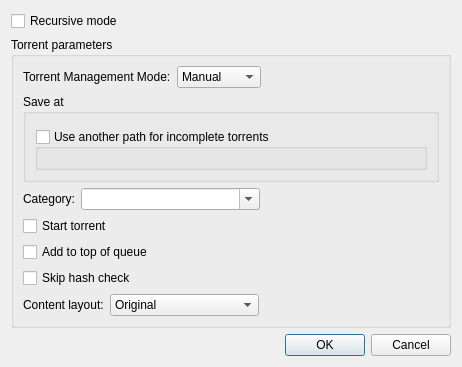
Above: src/gui/watchedfolderoptionsdialog.ui from SysAdminDoc/qBittorrent-Vanced before the change. Below: the same form after it.
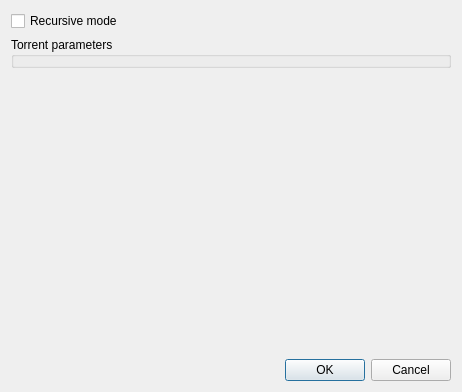
That is the form after the change. Custom widgets are drawn as their Qt base class.

Commit message: Revamp "Watched folder options" dialog

```diff
--- a/src/gui/watchedfolderoptionsdialog.ui
+++ b/src/gui/watchedfolderoptionsdialog.ui
@@ -7,7 +7,7 @@
     <x>0</x>
     <y>0</y>
     <width>462</width>
-    <height>364</height>
+    <height>392</height>
    </rect>
   </property>
   <property name="windowTitle">
@@ -42,267 +42,24 @@
     </layout>
    </item>
    <item>
-    <widget class="QSplitter" name="splitter">
-     <property name="orientation">
-      <enum>Qt::Horizontal</enum>
+    <widget class="QGroupBox" name="groupBoxParameters">
+     <property name="title">
+      <string>Torrent parameters</string>
      </property>
-     <property name="childrenCollapsible">
-      <bool>false</bool>
-     </property>
-     <widget class="QFrame" name="torrentoptionsFrame">
-      <layout class="QVBoxLayout" name="mainlayout_addui">
-       <property name="leftMargin">
-        <number>0</number>
-       </property>
-       <property name="topMargin">
-        <number>0</number>
-       </property>
-       <property name="rightMargin">
-        <number>0</number>
-       </property>
-       <property name="bottomMargin">
-        <number>0</number>
-       </property>
-       <item>
-        <widget class="QGroupBox" name="groupBoxParameters">
-         <property name="title">
-          <string>Torrent parameters</string>
-         </property>
-         <layout class="QVBoxLayout" name="verticalLayout_2">
-          <item>
-           <layout class="QHBoxLayout" name="managementLayout">
-            <item>
-             <widget class="QLabel" name="labelTorrentManagementMode">
-              <property name="text">
-               <string>Torrent Management Mode:</string>
-              </property>
-             </widget>
-            </item>
-            <item>
-             <widget class="QComboBox" name="comboTTM">
-              <property name="toolTip">
-               <string>Automatic mode means that various torrent properties(eg save path) will be decided by the associated category</string>
-              </property>
-              <item>
-               <property name="text">
-                <string>Manual</string>
-               </property>
-              </item>
-              <item>
-               <property name="text">
-                <string>Automatic</string>
-               </property>
-              </item>
-             </widget>
-            </item>
-            <item>
-             <spacer name="horizontalSpacer">
-              <property name="orientation">
-               <enum>Qt::Horizontal</enum>
-              </property>
-              <property name="sizeHint" stdset="0">
-               <size>
-                <width>20</width>
-                <height>20</height>
-               </size>
-              </property>
-             </spacer>
-            </item>
-           </layout>
-          </item>
-          <item>
-           <widget class="QGroupBox" name="groupBoxSavePath">
-            <property name="title">
-             <string>Save at</string>
-            </property>
-            <layout class="QVBoxLayout" name="verticalLayout">
-             <item>
-              <widget class="FileSystemPathLineEdit" name="savePath" native="true"/>
-             </item>
-             <item>
-              <widget class="QGroupBox" name="groupBoxDownloadPath">
-               <property name="title">
-                <string>Use another path for incomplete torrents</string>
-               </property>
-               <property name="checkable">
-                <bool>true</bool>
-               </property>
-               <property name="checked">
-                <bool>false</bool>
-               </property>
-               <layout class="QVBoxLayout" name="verticalLayout_4">
-                <item>
-                 <widget class="FileSystemPathLineEdit" name="downloadPath" native="true"/>
-                </item>
-               </layout>
-              </widget>
-             </item>
-            </layout>
-           </widget>
-          </item>
-          <item>
-           <layout class="QHBoxLayout" name="categoryLayout">
-            <item>
-             <widget class="QLabel" name="labelCategory">
-              <property name="text">
-               <string>Category:</string>
-              </property>
-             </widget>
-            </item>
-            <item>
-             <widget class="QComboBox" name="categoryComboBox">
-              <property name="sizePolicy">
-               <sizepolicy hsizetype="Expanding" vsizetype="Fixed">
-                <horstretch>0</horstretch>
-                <verstretch>0</verstretch>
-               </sizepolicy>
-              </property>
-              <property name="editable">
-               <bool>true</bool>
-              </property>
-              <property name="insertPolicy">
-               <enum>QComboBox::InsertAtTop</enum>
-              </property>
-             </widget>
-            </item>
-            <item>
-             <spacer name="horizontalSpacer_7">
-              <property name="orientation">
-               <enum>Qt::Horizontal</enum>
-              </property>
-              <property name="sizeHint" stdset="0">
-               <size>
-                <width>40</width>
-                <height>20</height>
-               </size>
-              </property>
-             </spacer>
-            </item>
-           </layout>
-          </item>
-          <item>
-           <layout class="QHBoxLayout" name="horizontalLayout_3">
-            <item>
-             <widget class="QCheckBox" name="startTorrentCheckBox">
-              <property name="text">
-               <string>Start torrent</string>
-              </property>
-             </widget>
-            </item>
-            <item>
-             <spacer name="horizontalSpacer_3">
-              <property name="orientation">
-               <enum>Qt::Horizontal</enum>
-              </property>
-              <property name="sizeHint" stdset="0">
-               <size>
-                <width>40</width>
-                <height>20</height>
-               </size>
-              </property>
-             </spacer>
-            </item>
-           </layout>
-          </item>
-          <item>
-           <layout class="QHBoxLayout" name="addToQueueTopLayout">
-            <item>
-             <widget class="QCheckBox" name="addToQueueTopCheckBox">
-              <property name="text">
-               <string>Add to top of queue</string>
-              </property>
-             </widget>
-            </item>
-            <item>
-             <spacer name="addToQueueTopSpacer">
-              <property name="orientation">
-               <enum>Qt::Horizontal</enum>
-              </property>
-              <property name="sizeHint" stdset="0">
-               <size>
-                <width>40</width>
-                <height>20</height>
-               </size>
-              </property>
-             </spacer>
-            </item>
-           </layout>
-          </item>
-          <item>
-           <layout class="QHBoxLayout" name="skipCheckingLayout">
-            <item>
-             <widget class="QCheckBox" name="skipCheckingCheckBox">
-              <property name="text">
-               <string>Skip hash check</string>
-              </property>
-             </widget>
-            </item>
-            <item>
-             <spacer name="skipCheckingSpacer">
-              <property name="orientation">
-               <enum>Qt::Horizontal</enum>
-              </property>
-              <property name="sizeHint" stdset="0">
-               <size>
-                <width>40</width>
-                <height>20</height>
-               </size>
-              </property>
-             </spacer>
-            </item>
-           </layout>
-          </item>
-          <item>
-           <layout class="QHBoxLayout" name="horizontalLayout_2">
-            <item>
-             <widget class="QLabel" name="contentLayoutLabel">
-              <property name="text">
-               <string>Content layout:</string>
-              </property>
-             </widget>
-            </item>
-            <item>
-             <widget class="QComboBox" name="contentLayoutComboBox">
-              <property name="currentIndex">
-               <number>0</number>
-              </property>
-              <item>
-               <property name="text">
-                <string>Original</string>
-               </property>
-              </item>
-              <item>
-               <property name="text">
-                <string>Create subfolder</string>
-               </property>
-              </item>
-              <item>
-               <property name="text">
-                <string>Don't create subfolder</string>
-               </property>
-              </item>
-             </widget>
-            </item>
-            <item>
-             <spacer name="horizontalSpacer_4">
-              <property name="orientation">
-               <enum>Qt::Horizontal</enum>
-              </property>
-              <property name="sizeHint" stdset="0">
-               <size>
-                <width>40</width>
-                <height>20</height>
-               </size>
-              </property>
-             </spacer>
-            </item>
-           </layout>
-          </item>
-         </layout>
-        </widget>
-       </item>
-      </layout>
-     </widget>
+     <layout class="QVBoxLayout" name="verticalLayout_2">
+      <property name="leftMargin">
+       <number>0</number>
+      </property>
+      <property name="topMargin">
+       <number>0</number>
+      </property>
+      <property name="rightMargin">
+       <number>0</number>
+      </property>
+      <property name="bottomMargin">
+       <number>0</number>
+      </property>
+     </layout>
     </widget>
    </item>
    <item>
@@ -331,20 +88,6 @@
    </item>
   </layout>
  </widget>
- <customwidgets>
-  <customwidget>
-   <class>FileSystemPathLineEdit</class>
-   <extends>QWidget</extends>
-   <header>gui/fspathedit.h</header>
-   <container>1</container>
-  </customwidget>
-  <customwidget>
-   <class>FileSystemPathLineEdit</class>
-   <extends>QWidget</extends>
-   <header>gui/fspathedit.h</header>
-   <container>1</container>
-  </customwidget>
- </customwidgets>
  <resources/>
  <connections>
   <connection>
```
The commit also changes 2 other files.
